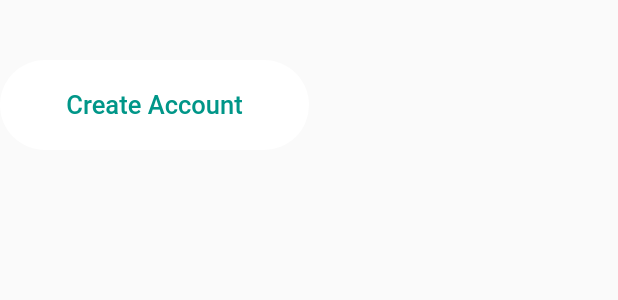
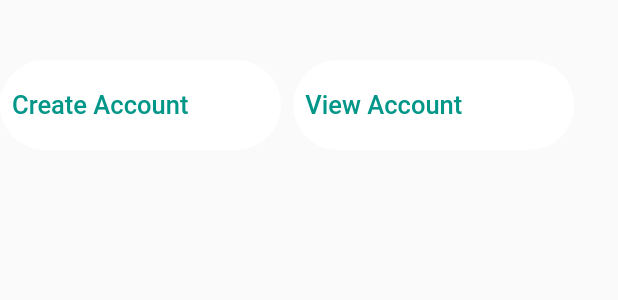
Before and after one commit to SDP-Wits/Banking-System, a Flutter app: the CreateAccButton widget shown alone on an empty page, opened directly, on a phone screen of 412 x 824 dp. Shown: the top 300 px of the screen. Run offline on Flutter 3.47's test engine with Material 2 defaults, Android fonts, the phone set to English and light mode, and no system bars; our stand-ins replace fluttertoast, sqflite; accounts and stored records are empty; network calls fail; project files that could hold a hidden picture were left out.

Commit message:
Routed to view account

```diff
--- a/lib/constants/route_constants.dart
+++ b/lib/constants/route_constants.dart
@@ -7,3 +7,4 @@ const String VerificationStatusRoute = "verification-status";
 const String NewUserRoute = "new-user";
 const String AdminVerifyUser = "admin-verify-user";
 const String CreateAccount = "create-account";
+const String ViewAccount = "view-account";
--- a/lib/core/verification_status/verification_status.dart
+++ b/lib/core/verification_status/verification_status.dart
@@ -38,6 +38,15 @@ class _VerificationStatusState extends State<VerificationStatus> {
 
   @override
   Widget build(BuildContext context) {
+    if (me == null) {
+      getclientdets(currID.id);
+      return _buildLoadingScreen();
+    } else {
+      return buildPage();
+    }
+  }
+
+  Widget buildPage() {
     final Size size = MediaQuery.of(context).size;
     return (user == null)
         ? Container(
@@ -209,15 +218,19 @@ class CreateAccButton extends StatelessWidget{
         top: 40,
         bottom: 40,
       ),
-      child: Container(
+      child: Row(
+        children: [
+          Container(
             alignment: Alignment.center,
             height: 60,
-        width: MediaQuery.of(context).size.width / 2,
+            width: MediaQuery.of(context).size.width / 2.2,
             decoration: BoxDecoration(
               color: Colors.white,
               borderRadius: BorderRadius.circular(30),
             ),
-        child: TextButton(
+            child: Row(
+              children: [
+                TextButton(
                   onPressed: () {
                     goToCreateAcc(context);
                   },
@@ -235,7 +248,59 @@ class CreateAccButton extends StatelessWidget{
                     ],
                   ),
                 ),
+              ],
+            ),
+          ),
+          SizedBox(width: MediaQuery.of(context).size.width * 0.02,),
+          Container(
+            alignment: Alignment.center,
+            height: 60,
+            width: MediaQuery.of(context).size.width / 2.2,
+            decoration: BoxDecoration(
+              color: Colors.white,
+              borderRadius: BorderRadius.circular(30),
+            ),
+            child: Row(
+              children: [
+                TextButton(
+                  onPressed: () {
+                    goToViewAcc(context);
+                  },
+
+                  child: Row(
+                    mainAxisAlignment: MainAxisAlignment.center,
+                    children: <Widget>[
+                      Text(
+                        'View Account',
+                        style: TextStyle(
+                          color: Colors.teal,
+                          fontSize: 17,
+                        ),
+                      ),
+                    ],
+                  ),
+                ),
+              ],
+            ),
+          ),
+        ],
       ),
     );
   }
 }
+
+Widget _buildLoadingScreen() {
+  return Center(
+    child: Container(
+      // decoration: BoxDecoration(
+      //   gradient: LinearGradient(
+      //       begin: Alignment.topRight,
+      //       end: Alignment.bottomLeft,
+      //       colors: [Colors.blueGrey, Colors.teal]),
+      // ),
+      width: 50,
+      height: 50,
+      child: CircularProgressIndicator(),
+    ),
+  );
+}
```
Also changed, not shown: lib/config/routes/router.dart (+8 -0 lines), lib/core/account/accounts.dart (+33 -2 lines), lib/utils/services/online_db.dart (+8 -0 lines). Lines whose indentation alone changed are shown as unchanged.
